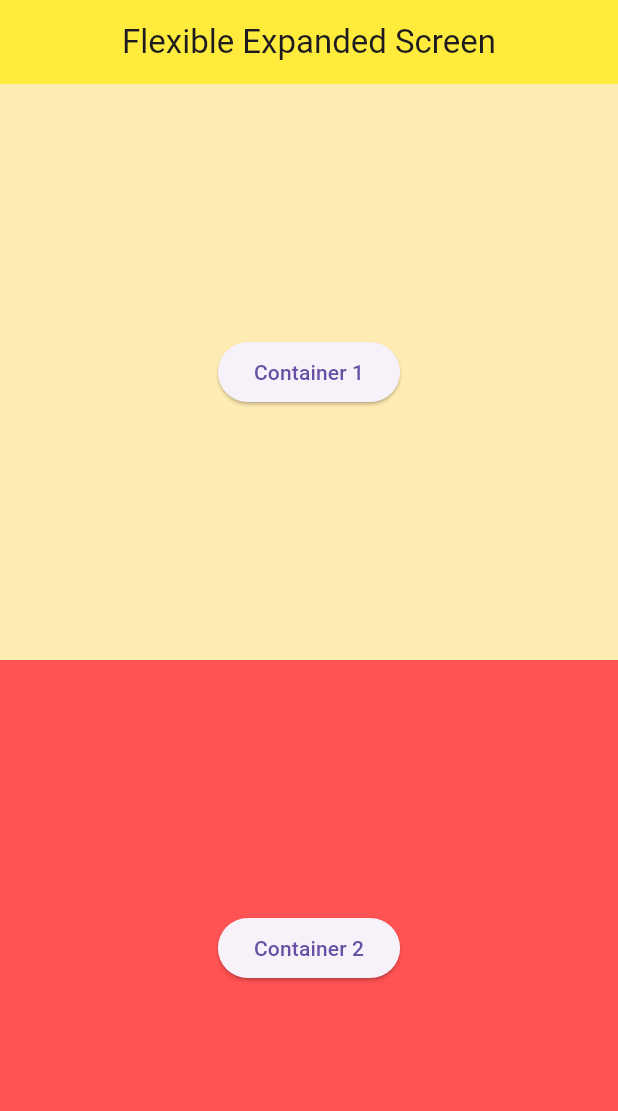
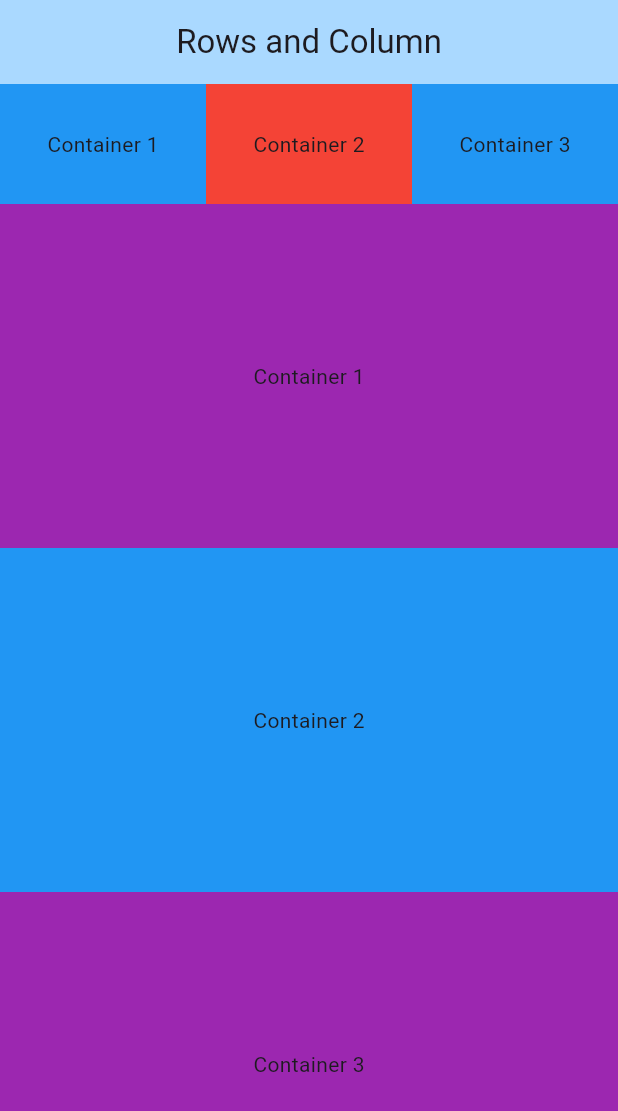
Before and after one commit to adarshrwl/flutter_class_work, a Flutter app: the screen it shows after launch, on a phone screen of 412 x 824 dp. Shown: the top 1111 px of the screen. Run offline on Flutter 3.47's test engine with Material 3 defaults, Android fonts, the phone set to English and light mode, and no system bars.

Commit message:
snackbar differnet function and task

```diff
--- a/lib/app/app.dart
+++ b/lib/app/app.dart
@@ -8,6 +8,7 @@ import 'package:flutter_application/screen/flutter_layout_screen.dart';
 import 'package:flutter_application/screen/mathematical_screen.dart';
 import 'package:flutter_application/screen/radio_button_learn.dart';
 import 'package:flutter_application/screen/rectangle_screen.dart';
+import 'package:flutter_application/screen/row_column_screen.dart';
 
 class App extends StatelessWidget {
   const App({super.key});
@@ -16,7 +17,7 @@ class App extends StatelessWidget {
   Widget build(BuildContext context) {
     return const MaterialApp(
       debugShowCheckedModeBanner: false,
-      home: FlexibleExpandedScreen(),
+      home: RowColumn(),
     );
   }
 }
--- a/lib/common/snackbar/my_snackbar.dart
+++ b/lib/common/snackbar/my_snackbar.dart
@@ -8,7 +8,7 @@ showMySnackbar({
   ScaffoldMessenger.of(context).showSnackBar(
     SnackBar(content: Text(messgae),
     backgroundColor: color?? Colors.green,
-    duration: Duration(seconds: 2),
+    duration: const Duration(seconds: 1),
     behavior: SnackBarBehavior.floating,
     )
   );
--- a/lib/screen/flexible_expanded_screen.dart
+++ b/lib/screen/flexible_expanded_screen.dart
@@ -1,6 +1,7 @@
 import 'package:flutter/cupertino.dart';
 import 'package:flutter/material.dart';
 import 'package:flutter/widgets.dart';
+import 'package:flutter_application/common/snackbar/my_snackbar.dart';
 
 class FlexibleExpandedScreen extends StatelessWidget {
   const FlexibleExpandedScreen({super.key});
@@ -24,14 +25,10 @@ class FlexibleExpandedScreen extends StatelessWidget {
                 width: double.infinity,
                 child: ElevatedButton(
                   onPressed: () {
-                    ScaffoldMessenger.of(context).showSnackBar(
-                      const SnackBar(
-                        content: Text("Hello World"),
-                        duration: Duration(seconds: 3),
-                        backgroundColor: Colors.green,
-                        behavior: SnackBarBehavior.floating,
-                      ),
-                    );
+                    showMySnackbar(
+                        messgae: "Hello World",
+                        context: context,
+                        color: Colors.green);
                   },
                   child: const Text("Container 1"),
                 )),
@@ -44,14 +41,10 @@ class FlexibleExpandedScreen extends StatelessWidget {
                 width: double.infinity,
                 child: ElevatedButton(
                     onPressed: () {
-                      ScaffoldMessenger.of(context).showSnackBar(
-                        const SnackBar(
-                          content: Text("Hello World"),
-                          duration: Duration(seconds: 3),
-                          backgroundColor: Colors.blue,
-                          behavior: SnackBarBehavior.floating,
-                        ),
-                      );
+                      showMySnackbar(
+                          messgae: "Hello World",
+                          context: context,
+                          color: Colors.red);
                     },
                     child: const Text("Container 2"))),
           )
--- /dev/null
+++ b/lib/screen/row_column_screen.dart
@@ -0,0 +1,81 @@
+import 'package:flutter/cupertino.dart';
+import 'package:flutter/material.dart';
+import 'package:flutter/widgets.dart';
+
+class RowColumn extends StatelessWidget {
+  const RowColumn({super.key});
+
+  @override
+  Widget build(BuildContext context) {
+    return Scaffold(
+      appBar: AppBar(
+        title: const Text("Rows and Column"),
+        backgroundColor: const Color.fromARGB(255, 170, 217, 255),
+        elevation: 0,
+        centerTitle: true,
+      ),
+      body: Column(
+        children: [
+          Row(
+            children: [
+              Flexible(
+                fit: FlexFit.tight,
+                child: Container(
+                  alignment: Alignment.center,
+                  color: Colors.blue,
+                  height: 80,
+                  child: const Text("Container 1"),
+                ),
+              ),
+              Flexible(
+                fit: FlexFit.tight,
+                child: Container(
+                  alignment: Alignment.center,
+                  color: Colors.red,
+                  height: 80,
+                  child: const Text("Container 2"),
+                ),
+              ),
+              Flexible(
+                fit: FlexFit.tight,
+                child: Container(
+                  alignment: Alignment.center,
+                  color: Colors.blue,
+                  height: 80,
+                  child: const Text("Container 3"),
+                ),
+              ),
+            ],
+          ),
+          Flexible(
+            fit: FlexFit.tight,
+            child: Container(
+              alignment: Alignment.center,
+              color: Colors.purple,
+              width: double.infinity,
+              child: const Text("Container 1"),
+            ),
+          ),
+          Flexible(
+            fit: FlexFit.tight,
+            child: Container(
+              color: Colors.blue,
+              alignment: Alignment.center,
+              width: double.infinity,
+              child: const Text("Container 2"),
+            ),
+          ),
+          Flexible(
+            fit: FlexFit.tight,
+            child: Container(
+              color: Colors.purple,
+              alignment: Alignment.center,
+              width: double.infinity,
+              child: const Text("Container 3"),
+            ),
+          ),
+        ],
+      ),
+    );
+  }
+}
```
